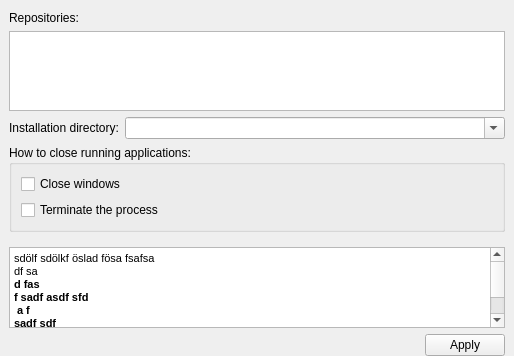
Before: the Qt Designer form wpmcpp/src/settingsframe.ui in npackd/npackd-cpp, drawn with Qt 5.
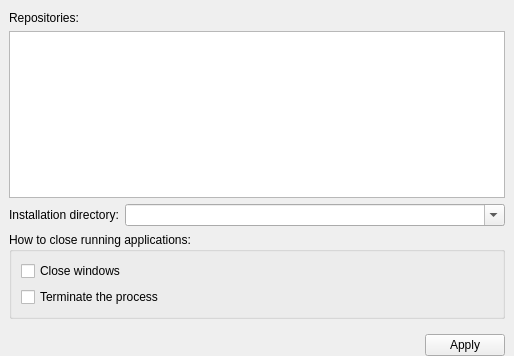
After: the same form once the commit is applied. Icons and pictures are not drawn.

Patch:
```diff
--- a/wpmcpp/src/settingsframe.ui
+++ b/wpmcpp/src/settingsframe.ui
@@ -159,25 +159,6 @@
      </layout>
     </widget>
    </item>
-   <item>
-    <widget class="QTextBrowser" name="textBrowser">
-     <property name="html">
-      <string>&lt;!DOCTYPE HTML PUBLIC &quot;-//W3C//DTD HTML 4.0//EN&quot; &quot;http://www.w3.org/TR/REC-html40/strict.dtd&quot;&gt;
-&lt;html&gt;&lt;head&gt;&lt;meta name=&quot;qrichtext&quot; content=&quot;1&quot; /&gt;&lt;style type=&quot;text/css&quot;&gt;
-p, li { white-space: pre-wrap; }
-&lt;/style&gt;&lt;/head&gt;&lt;body style=&quot; font-family:'MS Shell Dlg 2'; font-size:8.25pt; font-weight:400; font-style:normal;&quot;&gt;
-&lt;p style=&quot; margin-top:0px; margin-bottom:0px; margin-left:0px; margin-right:0px; -qt-block-indent:0; text-indent:0px;&quot;&gt;&lt;span style=&quot; font-size:8pt;&quot;&gt;sdölf sdölkf öslad fösa fsafsa&lt;/span&gt;&lt;/p&gt;
-&lt;p style=&quot; margin-top:0px; margin-bottom:0px; margin-left:0px; margin-right:0px; -qt-block-indent:0; text-indent:0px;&quot;&gt;&lt;span style=&quot; font-size:8pt;&quot;&gt;df sa&lt;/span&gt;&lt;/p&gt;
-&lt;p style=&quot; margin-top:0px; margin-bottom:0px; margin-left:0px; margin-right:0px; -qt-block-indent:0; text-indent:0px;&quot;&gt;&lt;span style=&quot; font-size:8pt; font-weight:600;&quot;&gt;d fas&lt;/span&gt;&lt;/p&gt;
-&lt;p style=&quot; margin-top:0px; margin-bottom:0px; margin-left:0px; margin-right:0px; -qt-block-indent:0; text-indent:0px;&quot;&gt;&lt;span style=&quot; font-size:8pt; font-weight:600;&quot;&gt;f sadf asdf sfd&lt;/span&gt;&lt;/p&gt;
-&lt;p style=&quot; margin-top:0px; margin-bottom:0px; margin-left:0px; margin-right:0px; -qt-block-indent:0; text-indent:0px;&quot;&gt;&lt;span style=&quot; font-size:8pt; font-weight:600;&quot;&gt; a f&lt;/span&gt;&lt;/p&gt;
-&lt;p style=&quot; margin-top:0px; margin-bottom:0px; margin-left:0px; margin-right:0px; -qt-block-indent:0; text-indent:0px;&quot;&gt;&lt;span style=&quot; font-size:8pt; font-weight:600;&quot;&gt;sadf sdf&lt;/span&gt;&lt;/p&gt;
-&lt;p style=&quot;-qt-paragraph-type:empty; margin-top:0px; margin-bottom:0px; margin-left:0px; margin-right:0px; -qt-block-indent:0; text-indent:0px; font-size:8pt; font-weight:600;&quot;&gt;&lt;br /&gt;&lt;/p&gt;
-&lt;p style=&quot; margin-top:0px; margin-bottom:0px; margin-left:0px; margin-right:0px; -qt-block-indent:0; text-indent:0px;&quot;&gt;&lt;img src=&quot;:/images/fileissue.png&quot; /&gt;&lt;/p&gt;
-&lt;p style=&quot; margin-top:0px; margin-bottom:0px; margin-left:0px; margin-right:0px; -qt-block-indent:0; text-indent:0px;&quot;&gt;&lt;img src=&quot;https://www.google.de/logos/doodles/2014/niki-de-saint-phalles-84th-birthday-5177116207349760-hp.jpg&quot; /&gt;&lt;/p&gt;&lt;/body&gt;&lt;/html&gt;</string>
-     </property>
-    </widget>
-   </item>
    <item>
     <widget class="QDialogButtonBox" name="buttonBox">
      <property name="orientation">
```
Left out of the diff: 2 changed lines with no effect on the pictures.
